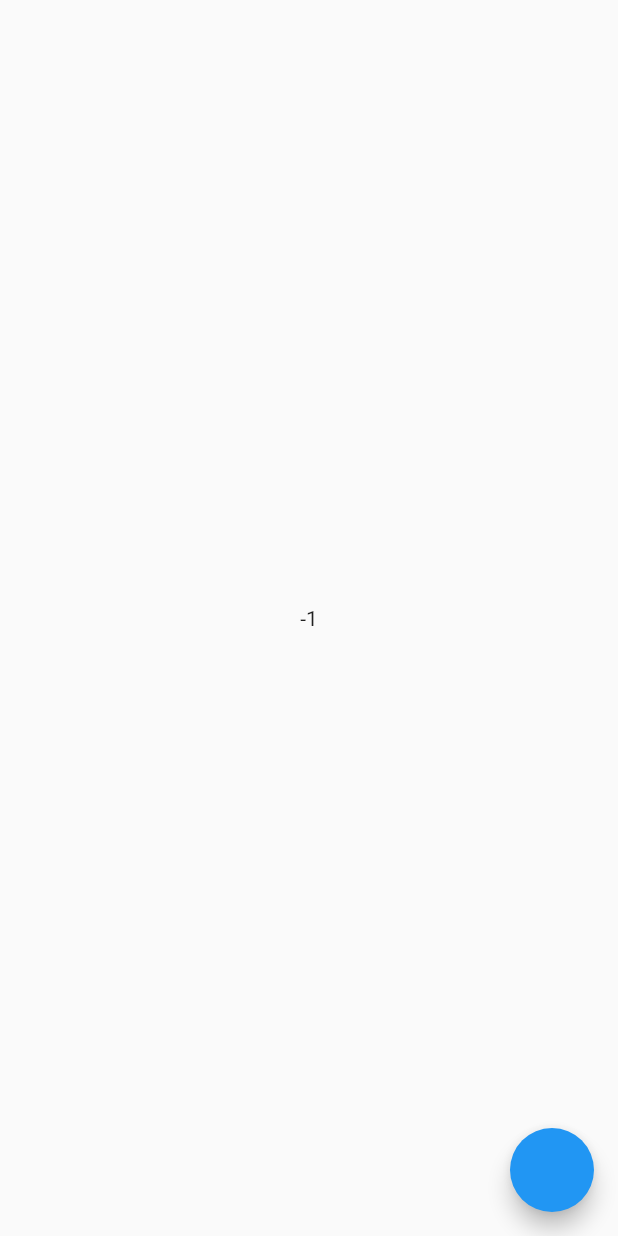
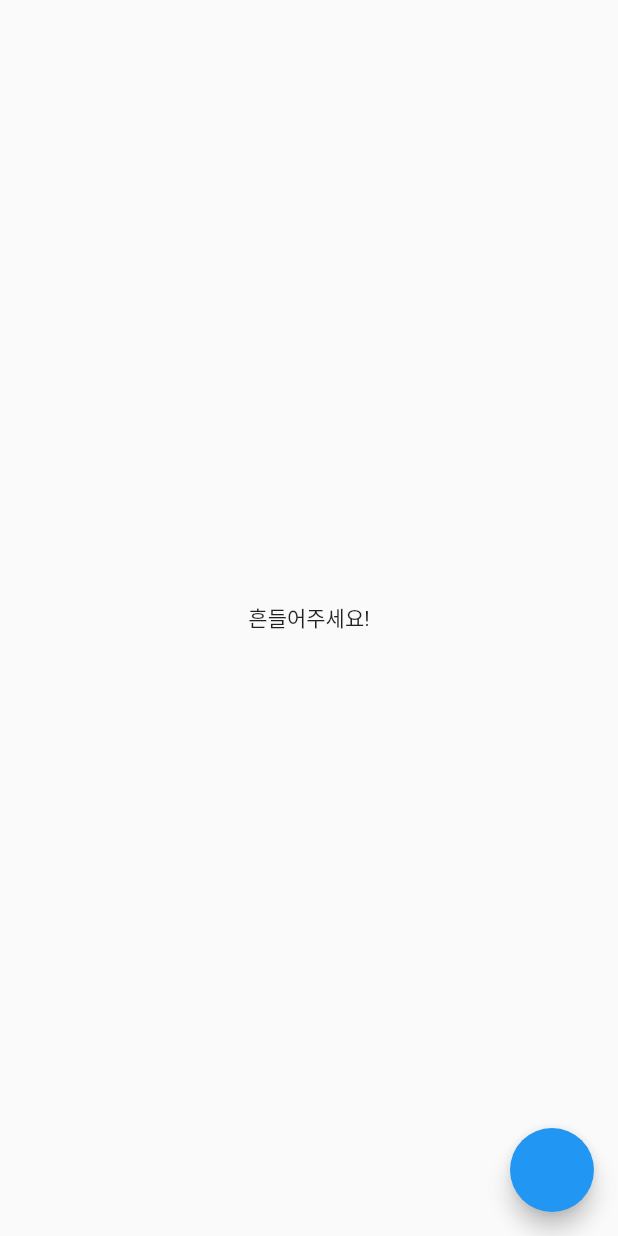
Before and after one commit to kangsudal/whateatgo, a Flutter app: the screen it shows after launch, on a phone screen of 412 x 824 dp. Run offline on Flutter 3.47's test engine with Material 2 defaults, Android fonts, the phone set to English and light mode, and no system bars; our stand-ins replace dio, flutter_riverpod; missing offline and left inert: dotenv, shake.

Commit message:
랜덤 인덱스를 이용해 랜덤 메뉴명 나오도록

```diff
--- a/lib/main.dart
+++ b/lib/main.dart
@@ -81,7 +81,7 @@ class _MyAppState extends ConsumerState<MyApp> with WidgetsBindingObserver {
           dataList.map((json) => Recipe.fromJson(json)).toList();
 
       //전체 recipes 상태관리 변수에 넣기
-      ref.read(allRecipes.notifier).loadRecipeList(recipes);
+      ref.read(allRecipesProvider.notifier).loadRecipeList(recipes);
     } catch (e) {
       throw Exception(e);
     }
--- a/lib/riverpod/myState.dart
+++ b/lib/riverpod/myState.dart
@@ -5,7 +5,7 @@ import 'package:flutter_riverpod/flutter_riverpod.dart';
 import '../model/recipe.dart';
 
 //흔들었을때,refresh 버튼을 눌렀을때 random 인덱스값
-final diceNumberProvider = StateNotifierProvider(
+final diceNumberProvider = StateNotifierProvider<DiceNumberNotifier, int>(
   (ref) => DiceNumberNotifier(),
 );
 
@@ -20,7 +20,7 @@ class DiceNumberNotifier extends StateNotifier<int> {
 }
 
 //처음 전체 레시피 데이터를 로드했을때 담을 리스트 글로벌 변수 역할
-final allRecipes = StateNotifierProvider<RecipeListNotifier, List<Recipe>>(
+final allRecipesProvider = StateNotifierProvider<RecipeListNotifier, List<Recipe>>(
   (ref) => RecipeListNotifier(),
 );
 
--- a/lib/screen/home_screen.dart
+++ b/lib/screen/home_screen.dart
@@ -1,16 +1,21 @@
 import 'package:flutter/material.dart';
 import 'package:flutter_riverpod/flutter_riverpod.dart';
 import 'package:whateatgo/riverpod/myState.dart';
+
+import '../model/recipe.dart';
 
 class HomeScreen extends ConsumerWidget {
   const HomeScreen({super.key});
 
   @override
   Widget build(BuildContext context, WidgetRef ref) {
-    final diceNumber = ref.watch(diceNumberProvider);
+    final int diceNumber = ref.watch(diceNumberProvider);
+    final List<Recipe> allRecipes = ref.watch(allRecipesProvider);
     return Scaffold(
       body: Center(
-        child: Text('$diceNumber'),
+        child: diceNumber == -1
+            ? const Text('흔들어주세요!')
+            : Text('${allRecipes.elementAt(diceNumber).rcpnm}'),
       ),
       floatingActionButton: FloatingActionButton(
         onPressed: () {
--- a/lib/screen/list_screen.dart
+++ b/lib/screen/list_screen.dart
@@ -7,7 +7,7 @@ class ListScreen extends ConsumerWidget {
 
   @override
   Widget build(BuildContext context, WidgetRef ref) {
-    final state = ref.watch(allRecipes);
+    final state = ref.watch(allRecipesProvider);
     return Scaffold(
       body: ListView.builder(
         itemCount: state.length,
```
